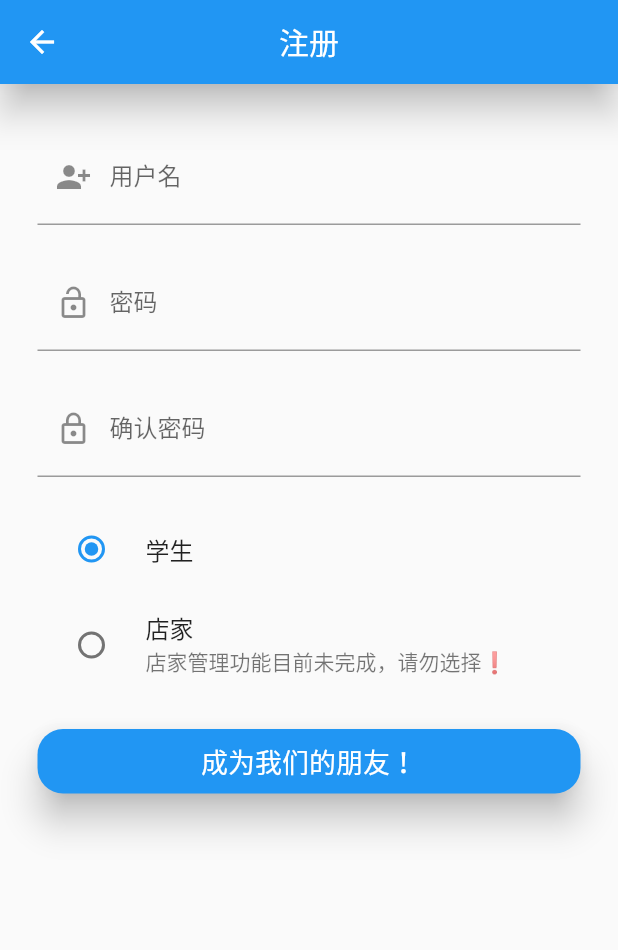
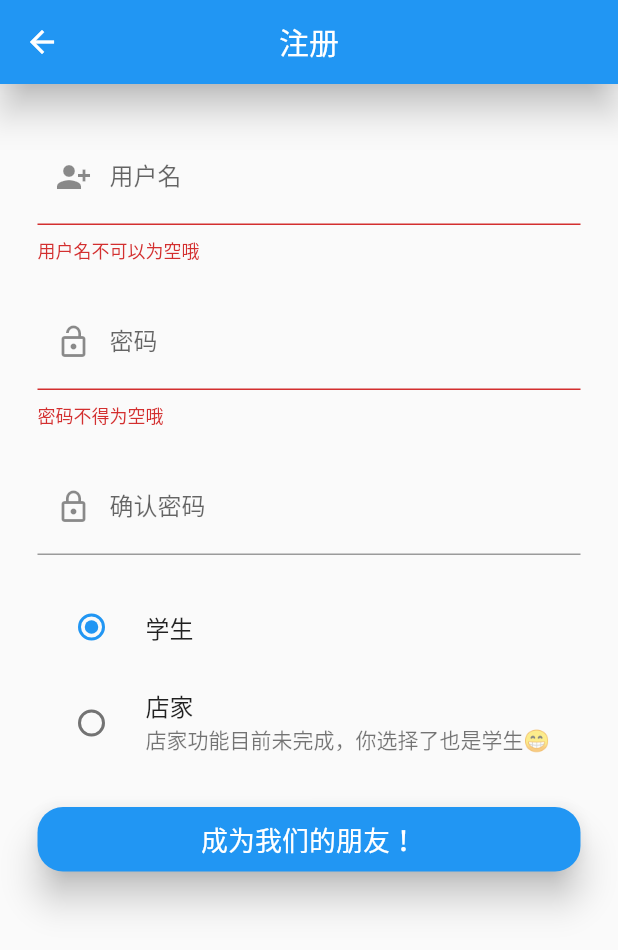
Before and after one commit to YfNightWind/Yango-Canteen, a Flutter app: the RegisterPage screen opened by its route, after a tap on "成为我们的朋友！", on a phone screen of 412 x 824 dp. Shown: the top 950 px of the screen. Run offline on Flutter 3.47's test engine with Material 2 defaults, Android fonts, the phone set to English and light mode, and no system bars; our stand-ins replace dio, loading_indicator; missing offline and left inert: flutter_card_swipper.

Commit message:
完成了注册功能🎈

```diff
--- a/lib/routes/routes.dart
+++ b/lib/routes/routes.dart
@@ -7,7 +7,7 @@ import 'package:yangocanteen/view/login_view.dart';
 import 'package:yangocanteen/view/register_view.dart';
 
 Map<String, WidgetBuilder> routes = {
-  "/": (BuildContext context) => RegisterPage(),
+  "/": (BuildContext context) => LoginPage(),
   "/account": (BuildContext context) => AccountPage(),
   "/feedback": (BuildContext context) => FeedBackPage(),
   "/home": (BuildContext context) => TabsPage(),
--- a/lib/view/register_view.dart
+++ b/lib/view/register_view.dart
@@ -1,5 +1,6 @@
 import 'package:flutter/material.dart';
 import 'package:flutter/cupertino.dart';
+import 'package:yangocanteen/global/Global.dart';
 
 class RegisterPage extends StatefulWidget {
   const RegisterPage({Key? key}) : super(key: key);
@@ -36,10 +37,30 @@ class _RegisterFormState extends State<RegisterForm> {
   final _user = new TextEditingController();
   final _pass = new TextEditingController();
   final _passConfirm = new TextEditingController();
+  final _formKey = GlobalKey<FormState>();
+
+  @override
+  void dispose() {
+    _user.dispose();
+    _pass.dispose();
+    _passConfirm.dispose();
+    super.dispose();
+  }
+
   @override
   Widget build(BuildContext context) {
-    return ListView(
-      children: [
+    void submitInfo() async {
+      await Global.getInstance()!.dio.post('/user/sign', data: {
+        "username": _user.text,
+        "password": _pass.text,
+        "identify": 1,
+      });
+    }
+
+    return Form(
+      child: ListView(
+        key: _formKey,
+        children: <Widget>[
           Padding(
             padding: EdgeInsets.only(top: 30, left: 25, right: 25, bottom: 10),
             child: TextFormField(
@@ -113,9 +134,10 @@ class _RegisterFormState extends State<RegisterForm> {
                     });
                   },
                 ),
+                //日后完善😝
                 RadioListTile<ChosingCharacter>(
                   title: Text('店家'),
-                  subtitle: Text('店家管理功能目前未完成，请勿选择❗'),
+                  subtitle: Text('店家功能目前未完成，你选择了也是学生😁'),
                   value: ChosingCharacter.manger,
                   groupValue: _character,
                   controlAffinity: ListTileControlAffinity.platform,
@@ -126,13 +148,16 @@ class _RegisterFormState extends State<RegisterForm> {
                   },
                 ),
               ],
-            )),
+            ),
+          ),
           Padding(
             padding: EdgeInsets.only(top: 10, left: 25, right: 25, bottom: 10),
             child: Container(
               height: 43,
               width: 200,
-              child: ElevatedButton(
+              child: Builder(
+                builder: (context) {
+                  return ElevatedButton(
                     child: Text(
                       '成为我们的朋友！',
                       style: TextStyle(fontSize: 18),
@@ -143,18 +168,20 @@ class _RegisterFormState extends State<RegisterForm> {
                             borderRadius: BorderRadius.circular(17))),
                         elevation: MaterialStateProperty.all(10)),
                     onPressed: () {
-                  _submit();
+                      if (Form.of(context)!.validate()) {
+                        ScaffoldMessenger.of(context)
+                            .showSnackBar(SnackBar(content: Text('注册成功！')));
+                        submitInfo();
+                        Navigator.pop(context);
+                      }
+                    },
+                  );
                 },
               ),
-            ))
+            ),
+          ),
         ],
+      ),
     );
   }
-
-  void _submit() {
-    if (Form.of(context)!.validate()) {
-      ScaffoldMessenger.of(context)
-          .showSnackBar(SnackBar(content: Text('发送成功，感谢您的支持！')));
 }
-  }
-}
```
Also changed, not shown: lib/view/feedback.dart (+7 -3 lines), 1 other file. Lines whose indentation alone changed are shown as unchanged.
